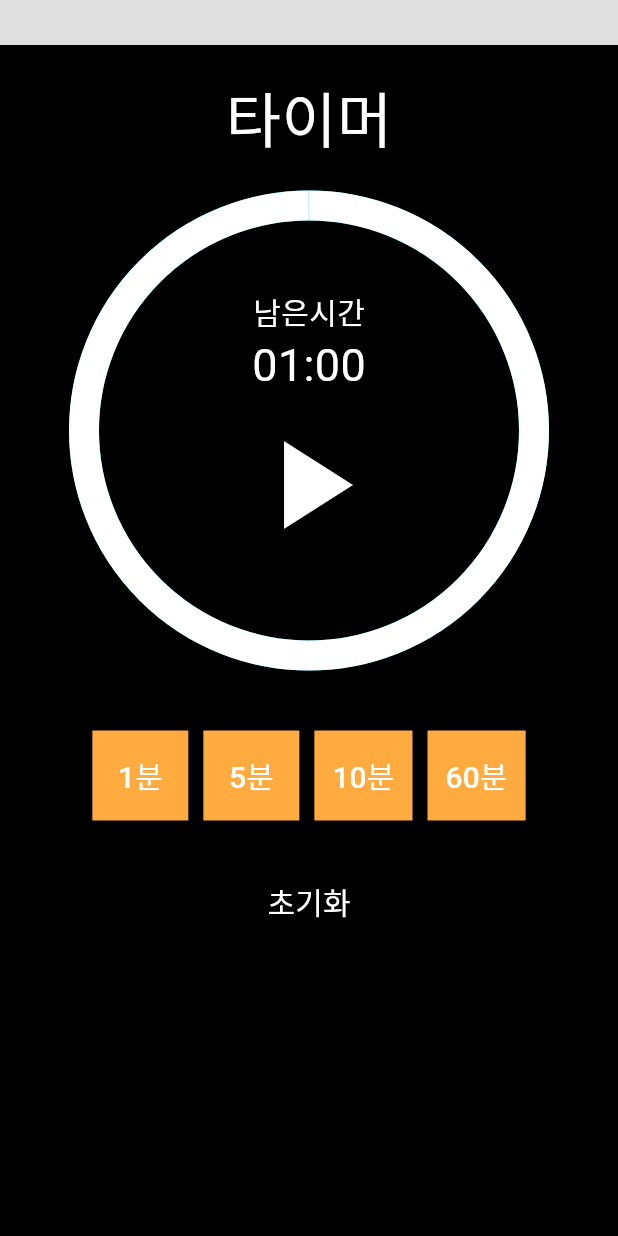
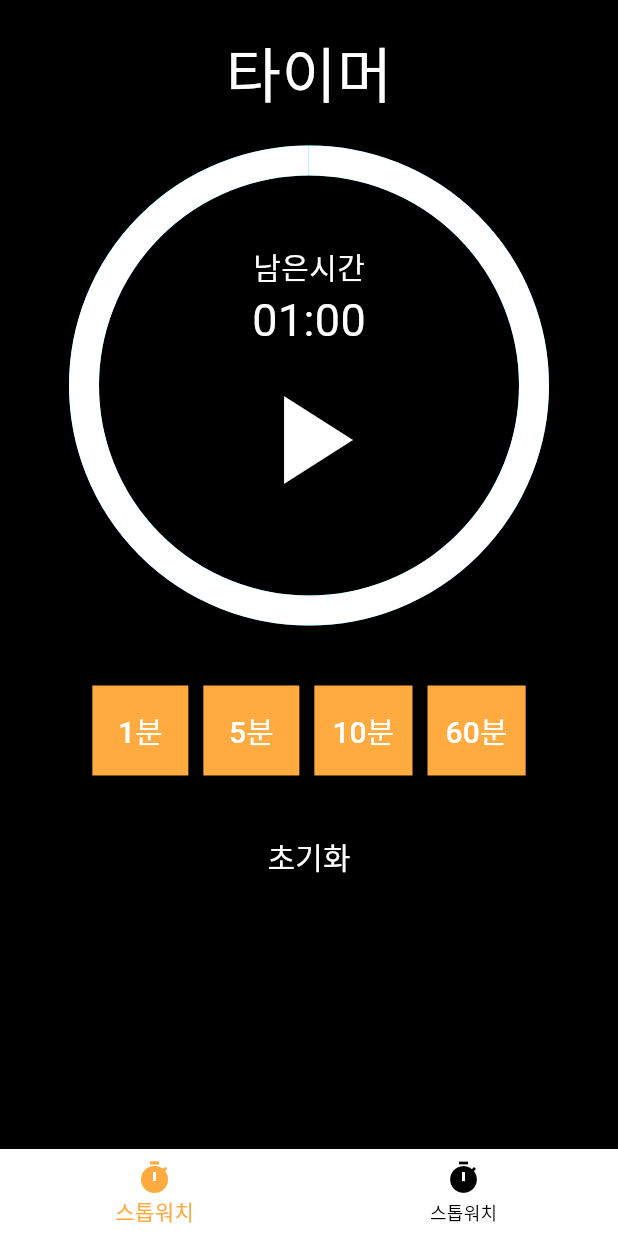
Before and after one commit to KimHyunSookhs/Timer_GetX, a Flutter app: the screen it shows after launch, on a phone screen of 412 x 824 dp. Run offline on Flutter 3.47's test engine with Material 3 defaults, Android fonts, the phone set to English and light mode, and no system bars; our stand-ins replace flutter_local_notifications, get, permission_handler.

Commit message:
feat : BottomNavigationBar 추가

```diff
--- /dev/null
+++ b/lib/controller/navigation_controller.dart
@@ -0,0 +1,11 @@
+import 'package:get/get.dart';
+
+class NavigationController extends GetxController {
+  final RxInt currentIndex = 0.obs;
+
+  static NavigationController get to => Get.find();
+
+  void changeTab(int index) {
+    currentIndex.value = index;
+  }
+}
--- a/lib/main.dart
+++ b/lib/main.dart
@@ -1,6 +1,9 @@
 import 'package:flutter/material.dart';
 import 'package:get/get.dart';
+import 'package:stop_watch/controller/navigation_controller.dart';
 import 'package:stop_watch/push/local_push_notifications.dart';
+import 'package:stop_watch/view/bottom_navigation_bar.dart';
+import 'package:stop_watch/view/stop_watch_view.dart';
 import 'package:stop_watch/view/timer_view.dart';
 
 void main() async {
@@ -13,12 +16,33 @@ void main() async {
 class MyApp extends StatelessWidget {
   const MyApp({super.key});
 
+  static List<Widget> tabPages = <Widget>[
+    TimerView(), // 외부 클래스로 정의
+    StopWatchView(),
+  ];
+
   @override
   Widget build(BuildContext context) {
     return GetMaterialApp(
+      title: 'Stop Watch App',
+      // GetMaterialApp의 home 속성에 Scaffold를 가진 화면을 연결합니다.
+      home: MainScreen(),
       debugShowCheckedModeBanner: false,
-      theme: ThemeData(primaryColor: Colors.blue),
-      home: TimerView(),
     );
   }
 }
+
+class MainScreen extends StatelessWidget {
+  MainScreen({super.key});
+
+  final controller = Get.put(NavigationController()); // 컨트롤러 주입
+  @override
+  Widget build(BuildContext context) {
+    return Scaffold(
+      body: Obx(
+        () => SafeArea(child: MyApp.tabPages[controller.currentIndex.value]),
+      ),
+      bottomNavigationBar: BottomNavigationBarScaffold(),
+    );
+  }
+}
--- /dev/null
+++ b/lib/view/bottom_navigation_bar.dart
@@ -0,0 +1,28 @@
+import 'package:flutter/material.dart';
+import 'package:get/get.dart';
+import 'package:stop_watch/controller/navigation_controller.dart';
+
+class BottomNavigationBarScaffold extends GetView<NavigationController> {
+  const BottomNavigationBarScaffold({super.key});
+
+  @override
+  Widget build(BuildContext context) {
+    int currentIndex = 0;
+    return Obx(
+      () => BottomNavigationBar(
+        type: BottomNavigationBarType.fixed,
+        onTap: controller.changeTab,
+        backgroundColor: Colors.white,
+        selectedItemColor: Colors.orangeAccent,
+        selectedLabelStyle: TextStyle(color: Colors.orangeAccent),
+        unselectedItemColor: Colors.black,
+        unselectedLabelStyle: TextStyle(color: Colors.black),
+        currentIndex: controller.currentIndex.value,
+        items: <BottomNavigationBarItem>[
+          BottomNavigationBarItem(icon: Icon(Icons.timer), label: '스톱워치'),
+          BottomNavigationBarItem(icon: Icon(Icons.timer), label: '스톱워치'),
+        ],
+      ),
+    );
+  }
+}
--- /dev/null
+++ b/lib/view/stop_watch_view.dart
@@ -0,0 +1,10 @@
+import 'package:flutter/material.dart';
+
+class StopWatchView extends StatelessWidget {
+  const StopWatchView({super.key});
+
+  @override
+  Widget build(BuildContext context) {
+    return Scaffold(body: Text('data'));
+  }
+}
--- a/lib/view/timer_view.dart
+++ b/lib/view/timer_view.dart
@@ -24,10 +24,10 @@ class _TimerViewState extends State<TimerView> {
   Widget build(BuildContext context) {
     return Scaffold(
       backgroundColor: Colors.black12,
+
       body: SafeArea(
         child: Container(
           padding: EdgeInsets.all(20),
-          margin: EdgeInsets.fromLTRB(0, 30, 0, 0),
           color: Colors.black,
           child: Align(
             alignment: Alignment.center,
```
